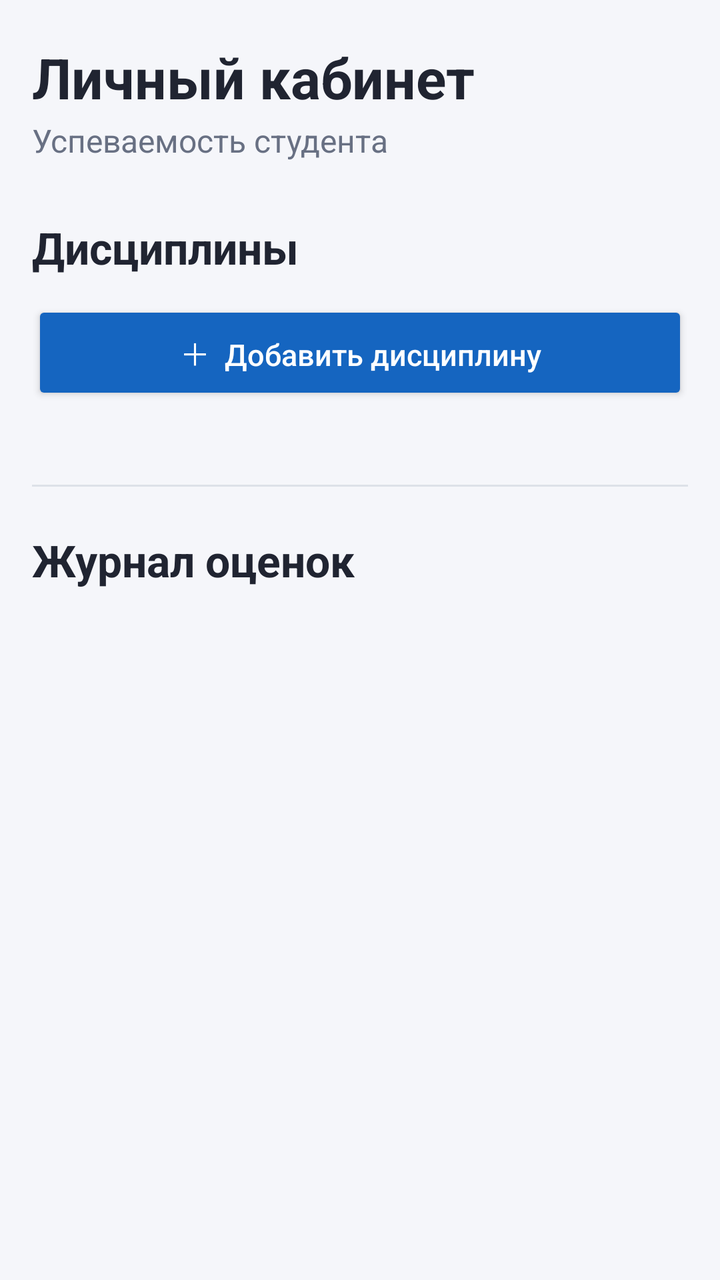
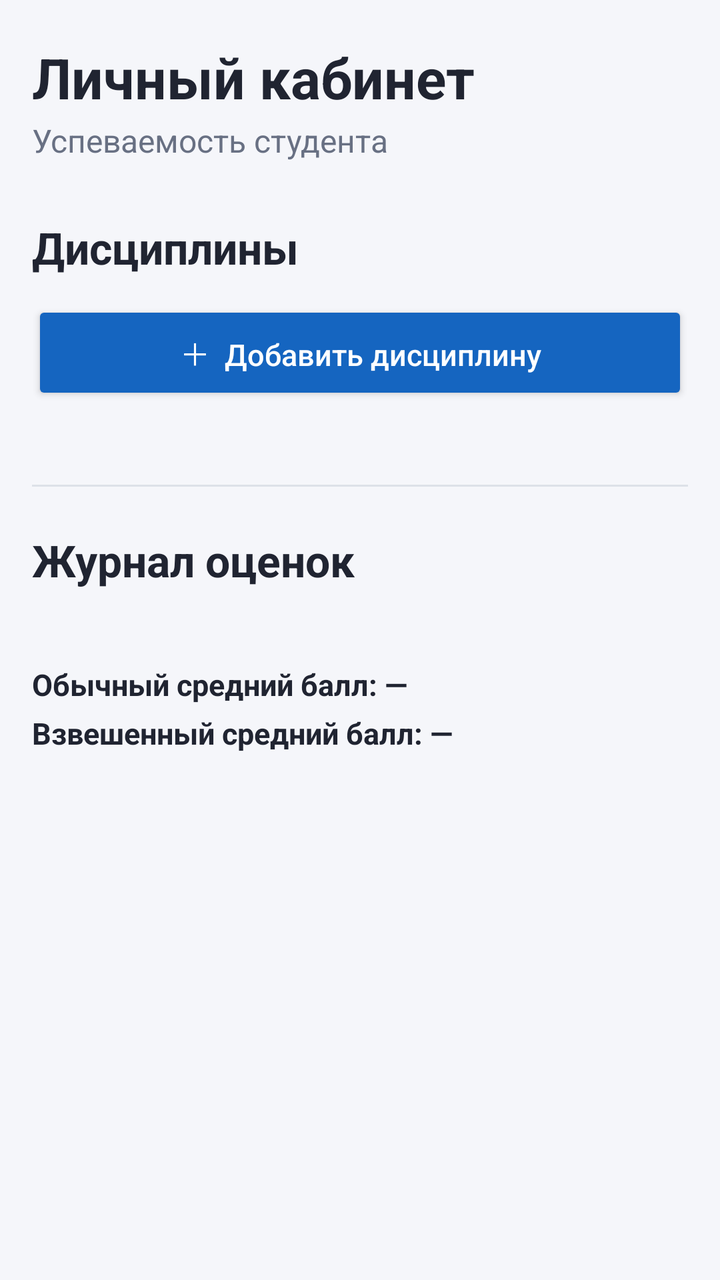

Two renders of the same Android screen: before a commit and after it. Below are the layout's source before the change and the commit's diff.
<!-- AndroidManifest.xml: activity theme Theme.Studentkab -->
<!-- res/layout/activity_main.xml -->
<?xml version="1.0" encoding="utf-8"?>
<ScrollView xmlns:android="http://schemas.android.com/apk/res/android"
    android:id="@+id/mainScroll"
    android:layout_width="match_parent"
    android:layout_height="match_parent"
    android:background="@color/screen_background"
    android:fillViewport="true"
    android:clipToPadding="false">

    <LinearLayout
        android:layout_width="match_parent"
        android:layout_height="wrap_content"
        android:orientation="vertical"
        android:paddingStart="16dp"
        android:paddingTop="20dp"
        android:paddingEnd="16dp"
        android:paddingBottom="28dp">

        <TextView
            android:layout_width="match_parent"
            android:layout_height="wrap_content"
            android:text="Личный кабинет"
            android:textColor="@color/text_primary"
            android:textSize="28sp"
            android:textStyle="bold" />

        <TextView
            android:layout_width="match_parent"
            android:layout_height="wrap_content"
            android:layout_marginTop="2dp"
            android:text="Успеваемость студента"
            android:textColor="@color/text_secondary"
            android:textSize="16sp" />

        <LinearLayout
            android:layout_width="match_parent"
            android:layout_height="wrap_content"
            android:layout_marginTop="28dp"
            android:gravity="center_vertical"
            android:orientation="horizontal">

            <TextView
                android:layout_width="0dp"
                android:layout_height="wrap_content"
                android:layout_weight="1"
                android:text="Дисциплины"
                android:textColor="@color/text_primary"
                android:textSize="22sp"
                android:textStyle="bold" />

            <TextView
                android:id="@+id/disciplineCount"
                android:layout_width="wrap_content"
                android:layout_height="wrap_content"
                android:textColor="@color/text_secondary"
                android:textSize="14sp" />
        </LinearLayout>

        <Button
            android:id="@+id/addDisciplineButton"
            android:layout_width="match_parent"
            android:layout_height="52dp"
            android:layout_marginTop="12dp"
            android:backgroundTint="@color/action_add"
            android:text="＋  Добавить дисциплину"
            android:textAllCaps="false"
            android:textColor="@android:color/white"
            android:textSize="15sp" />

        <TextView
            android:id="@+id/emptyDisciplines"
            android:layout_width="match_parent"
            android:layout_height="wrap_content"
            android:layout_marginTop="18dp"
            android:background="@drawable/bg_info_panel"
            android:padding="16dp"
            android:text="Дисциплин пока нет. Добавьте первую дисциплину."
            android:textColor="@color/text_secondary"
            android:textSize="14sp"
            android:visibility="gone" />

        <LinearLayout
            android:id="@+id/disciplinesContainer"
            android:layout_width="match_parent"
            android:layout_height="wrap_content"
            android:layout_marginTop="14dp"
            android:orientation="vertical" />

        <View
            android:layout_width="match_parent"
            android:layout_height="1dp"
            android:layout_marginTop="26dp"
            android:layout_marginBottom="22dp"
            android:background="@color/divider" />

        <TextView
            android:layout_width="match_parent"
            android:layout_height="wrap_content"
            android:text="Журнал оценок"
            android:textColor="@color/text_primary"
            android:textSize="22sp"
            android:textStyle="bold" />

        <TextView
            android:id="@+id/selectedDisciplineName"
            android:layout_width="match_parent"
            android:layout_height="wrap_content"
            android:layout_marginTop="5dp"
            android:textColor="@color/text_secondary"
            android:textSize="15sp" />

        <TextView
            android:id="@+id/emptyGrades"
            android:layout_width="match_parent"
            android:layout_height="wrap_content"
            android:layout_marginTop="14dp"
            android:background="@drawable/bg_info_panel"
            android:padding="16dp"
            android:text="Оценок пока нет."
            android:textColor="@color/text_secondary"
            android:textSize="14sp"
            android:visibility="gone" />

        <LinearLayout
            android:id="@+id/gradesContainer"
            android:layout_width="match_parent"
            android:layout_height="wrap_content"
            android:layout_marginTop="12dp"
            android:orientation="vertical" />

        <TextView
            android:id="@+id/errorMessage"
            android:layout_width="match_parent"
            android:layout_height="wrap_content"
            android:layout_marginTop="12dp"
            android:textColor="@color/action_delete"
            android:textSize="14sp"
            android:visibility="gone" />

    </LinearLayout>
</ScrollView>
<!-- resources referenced by this layout -->
<resources>
  <color name="action_add">#1565C0</color>
  <color name="action_delete">#C62828</color>
  <color name="divider">#DDE1E8</color>
  <color name="screen_background">#F5F6FA</color>
  <color name="text_primary">#202431</color>
  <color name="text_secondary">#687083</color>
  <!-- drawable bg_info_panel (drawable) -->
  <?xml version="1.0" encoding="utf-8"?>
  <shape xmlns:android="http://schemas.android.com/apk/res/android">
      <solid android:color="@color/info_surface" />
      <corners android:radius="12dp" />
  </shape>
  <style name="Theme.Studentkab" parent="android:Theme.Material.Light.NoActionBar" />
  <color name="info_surface">#EEF1F6</color>
</resources>

<!-- the commit's change to res/layout/activity_main.xml (unified diff, before → after) -->
@@ -110,6 +110,26 @@
             android:textSize="15sp" />
 
         <TextView
+            android:id="@+id/averageGrade"
+            android:layout_width="match_parent"
+            android:layout_height="wrap_content"
+            android:layout_marginTop="12dp"
+            android:text="Обычный средний балл: —"
+            android:textColor="@color/text_primary"
+            android:textSize="15sp"
+            android:textStyle="bold" />
+
+        <TextView
+            android:id="@+id/weightedAverageGrade"
+            android:layout_width="match_parent"
+            android:layout_height="wrap_content"
+            android:layout_marginTop="4dp"
+            android:text="Взвешенный средний балл: —"
+            android:textColor="@color/text_primary"
+            android:textSize="15sp"
+            android:textStyle="bold" />
+
+        <TextView
             android:id="@+id/emptyGrades"
             android:layout_width="match_parent"
             android:layout_height="wrap_content"
